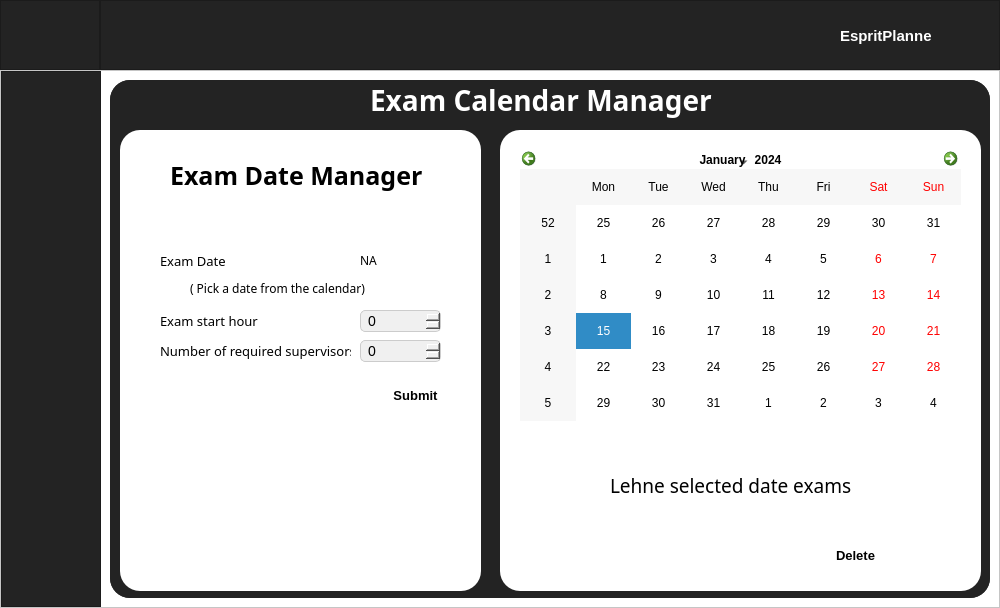
Above: ui_main.ui from Cxuchy/Esprit-Planner-Administrator before the change. Below: the same form after it.
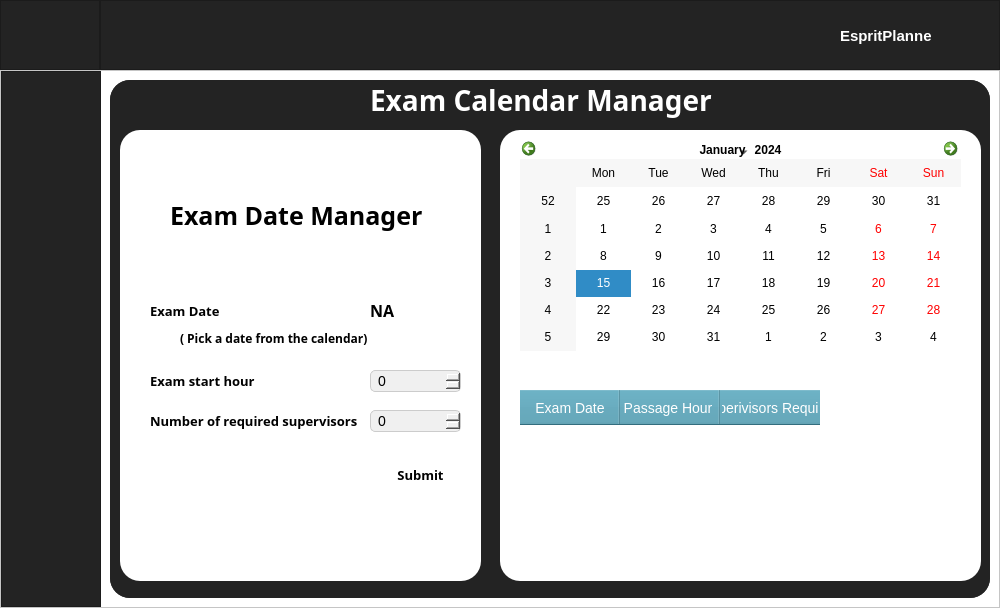
That is the form after the change. The open tabs and pages were chosen to show the change. Icons and pictures are not drawn.

Diff of the .ui file:
```diff
--- a/ui_main.ui
+++ b/ui_main.ui
@@ -543,7 +543,7 @@
                 <x>10</x>
                 <y>50</y>
                 <width>361</width>
-                <height>461</height>
+                <height>451</height>
                </rect>
               </property>
               <property name="styleSheet">
@@ -554,7 +554,7 @@
                <property name="geometry">
                 <rect>
                  <x>50</x>
-                 <y>20</y>
+                 <y>60</y>
                  <width>261</width>
                  <height>51</height>
                 </rect>
@@ -574,8 +574,8 @@
               <widget class="QLabel" name="label_7">
                <property name="geometry">
                 <rect>
-                 <x>40</x>
-                 <y>110</y>
+                 <x>30</x>
+                 <y>160</y>
                  <width>101</width>
                  <height>41</height>
                 </rect>
@@ -584,6 +584,8 @@
                 <font>
                  <family>Sitka Text</family>
                  <pointsize>10</pointsize>
+                 <weight>75</weight>
+                 <bold>true</bold>
                 </font>
                </property>
                <property name="text">
@@ -593,8 +595,8 @@
               <widget class="QLabel" name="label_8">
                <property name="geometry">
                 <rect>
-                 <x>40</x>
-                 <y>170</y>
+                 <x>30</x>
+                 <y>230</y>
                  <width>111</width>
                  <height>41</height>
                 </rect>
@@ -603,6 +605,8 @@
                 <font>
                  <family>Sitka Text</family>
                  <pointsize>10</pointsize>
+                 <weight>75</weight>
+                 <bold>true</bold>
                 </font>
                </property>
                <property name="text">
@@ -612,9 +616,9 @@
               <widget class="QLabel" name="label_9">
                <property name="geometry">
                 <rect>
-                 <x>40</x>
-                 <y>200</y>
-                 <width>191</width>
+                 <x>30</x>
+                 <y>270</y>
+                 <width>211</width>
                  <height>41</height>
                 </rect>
                </property>
@@ -622,6 +626,8 @@
                 <font>
                  <family>Sitka Text</family>
                  <pointsize>10</pointsize>
+                 <weight>75</weight>
+                 <bold>true</bold>
                 </font>
                </property>
                <property name="text">
@@ -631,12 +637,17 @@
               <widget class="QSpinBox" name="hour_spinBox">
                <property name="geometry">
                 <rect>
-                 <x>240</x>
-                 <y>180</y>
-                 <width>81</width>
+                 <x>250</x>
+                 <y>240</y>
+                 <width>91</width>
                  <height>22</height>
                 </rect>
                </property>
+               <property name="font">
+                <font>
+                 <pointsize>-1</pointsize>
+                </font>
+               </property>
                <property name="styleSheet">
                 <string notr="true">QSpinBox {
     background-color: #f0f0f0;
@@ -652,9 +663,9 @@
               <widget class="QSpinBox" name="supervisors_spinBox">
                <property name="geometry">
                 <rect>
-                 <x>240</x>
-                 <y>210</y>
-                 <width>81</width>
+                 <x>250</x>
+                 <y>280</y>
+                 <width>91</width>
                  <height>22</height>
                 </rect>
                </property>
@@ -679,61 +690,29 @@
               <widget class="QLabel" name="examdate_label">
                <property name="geometry">
                 <rect>
-                 <x>240</x>
-                 <y>120</y>
-                 <width>81</width>
+                 <x>250</x>
+                 <y>170</y>
+                 <width>91</width>
                  <height>21</height>
                 </rect>
                </property>
                <property name="font">
                 <font>
                  <family>Sitka Text</family>
+                 <pointsize>12</pointsize>
+                 <weight>75</weight>
+                 <bold>true</bold>
                 </font>
                </property>
                <property name="text">
                 <string>NA</string>
                </property>
               </widget>
-              <widget class="QPushButton" name="submit_btn">
-               <property name="geometry">
-                <rect>
-                 <x>250</x>
-                 <y>250</y>
-                 <width>91</width>
-                 <height>30</height>
-                </rect>
-               </property>
-               <property name="font">
-                <font>
-                 <pointsize>10</pointsize>
-                 <weight>75</weight>
-                 <italic>false</italic>
-                 <bold>true</bold>
-                </font>
-               </property>
-               <property name="styleSheet">
-                <string notr="true">QPushButton#register_btn
-{
-background-color :#eb2f30;  
-color :white;
-border-radius : 5px;
-
-}
-
-QPushButton#register_btn:pressed
-{
-background-color :#de5758;  
-}</string>
-               </property>
-               <property name="text">
-                <string>Submit</string>
-               </property>
-              </widget>
               <widget class="QLabel" name="label_10">
                <property name="geometry">
                 <rect>
-                 <x>70</x>
-                 <y>150</y>
+                 <x>60</x>
+                 <y>200</y>
                  <width>191</width>
                  <height>16</height>
                 </rect>
@@ -742,12 +721,50 @@
                 <font>
                  <family>Sitka Text</family>
                  <pointsize>9</pointsize>
+                 <weight>75</weight>
+                 <bold>true</bold>
                 </font>
                </property>
                <property name="text">
                 <string>( Pick a date from the calendar)</string>
                </property>
               </widget>
+              <widget class="QPushButton" name="submit_btn">
+               <property name="geometry">
+                <rect>
+                 <x>260</x>
+                 <y>330</y>
+                 <width>81</width>
+                 <height>29</height>
+                </rect>
+               </property>
+               <property name="font">
+                <font>
+                 <family>Sitka Text</family>
+                 <pointsize>10</pointsize>
+                 <weight>75</weight>
+                 <bold>true</bold>
+                </font>
+               </property>
+               <property name="styleSheet">
+                <string notr="true">
+QPushButton#log_in_btn
+{
+background-color :#eb2f30;  
+color :white;
+border-radius : 5px;
+
+}
+
+QPushButton#log_in_btn:pressed
+{
+background-color :#de5758;  
+}</string>
+               </property>
+               <property name="text">
+                <string>Submit</string>
+               </property>
+              </widget>
              </widget>
              <widget class="QWidget" name="widget_4" native="true">
               <property name="geometry">
@@ -755,7 +772,7 @@
                 <x>390</x>
                 <y>50</y>
                 <width>481</width>
-                <height>461</height>
+                <height>451</height>
                </rect>
               </property>
               <property name="styleSheet">
@@ -766,9 +783,9 @@
                <property name="geometry">
                 <rect>
                  <x>20</x>
-                 <y>20</y>
+                 <y>10</y>
                  <width>441</width>
-                 <height>271</height>
+                 <height>211</height>
                 </rect>
                </property>
                <property name="styleSheet">
@@ -776,88 +793,60 @@
 border-radius:20px;</string>
                </property>
               </widget>
-              <widget class="QWidget" name="widget_5" native="true">
+              <widget class="QTableWidget" name="tableWidget">
                <property name="geometry">
                 <rect>
-                 <x>60</x>
-                 <y>300</y>
-                 <width>361</width>
-                 <height>151</height>
+                 <x>20</x>
+                 <y>260</y>
+                 <width>450</width>
+                 <height>181</height>
                 </rect>
                </property>
                <property name="styleSheet">
-                <string notr="true">border-radius:20px;
-background-color: rgb(255, 255, 255);</string>
+                <string notr="true">QTableView {
+    color: black;
+    gridline-color: black;
+    border-color: rgb(242, 128, 133);
+    font: 10px;
+}
+QHeaderView::section {
+    background-color: rgb(71, 153, 176);
+    color: white;
+    height: 35px;
+    font: 14px;
+}
+QTableView::item:focus{
+    border: 2px solid rgb(242, 128, 133);
+    background-color: rgb(255, 254, 229);
+}
+QScrollBar:vertical {
+    background: rgb(188, 224, 235);
+}
+ QScrollBar::handle:vertical {
+    background: rgb(71, 153, 176);
+ }
+QScrollBar:horizontal {
+    background: rgb(188, 224, 235);
+}
+ QScrollBar::handle:horizontal {
+    background: rgb(71, 153, 176);
+ }</string>
                </property>
-               <widget class="QPushButton" name="delete_btn">
-                <property name="geometry">
-                 <rect>
-                  <x>250</x>
-                  <y>110</y>
-                  <width>91</width>
-                  <height>30</height>
-                 </rect>
-                </property>
-                <property name="font">
-                 <font>
-                  <pointsize>10</pointsize>
-                  <weight>75</weight>
-                  <italic>false</italic>
-                  <bold>true</bold>
-                 </font>
-                </property>
-                <property name="styleSheet">
-                 <string notr="true">QPushButton#register_btn
-{
-background-color :#eb2f30;  
-color :white;
-border-radius : 5px;
-
-}
-
-QPushButton#register_btn:pressed
-{
-background-color :#de5758;  
-}</string>
-                </property>
+               <column>
                 <property name="text">
-                 <string>Delete</string>
+                 <string>Exam Date</string>
                 </property>
-               </widget>
-               <widget class="QLabel" name="calendar_details">
-                <property name="geometry">
-                 <rect>
-                  <x>20</x>
-                  <y>20</y>
-                  <width>331</width>
-                  <height>81</height>
-                 </rect>
-                </property>
+               </column>
+               <column>
                 <property name="text">
-                 <string/>
+                 <string>Passage Hour </string>
                 </property>
-               </widget>
-               <widget class="QLabel" name="label_11">
-                <property name="geometry">
-                 <rect>
-                  <x>50</x>
-                  <y>30</y>
-                  <width>261</width>
-                  <height>51</height>
-                 </rect>
-                </property>
-                <property name="font">
-                 <font>
-                  <family>Sitka Text</family>
-                  <pointsize>14</pointsize>
-                  <weight>50</weight>
-                  <bold>false</bold>
-                 </font>
-                </property>
+               </column>
+               <column>
                 <property name="text">
-                 <string>Lehne selected date exams</string>
+                 <string>Superivisors Required</string>
                 </property>
-               </widget>
+               </column>
               </widget>
              </widget>
             </widget>
```
Left out of the diff: 117 changed lines with no effect on the pictures.
